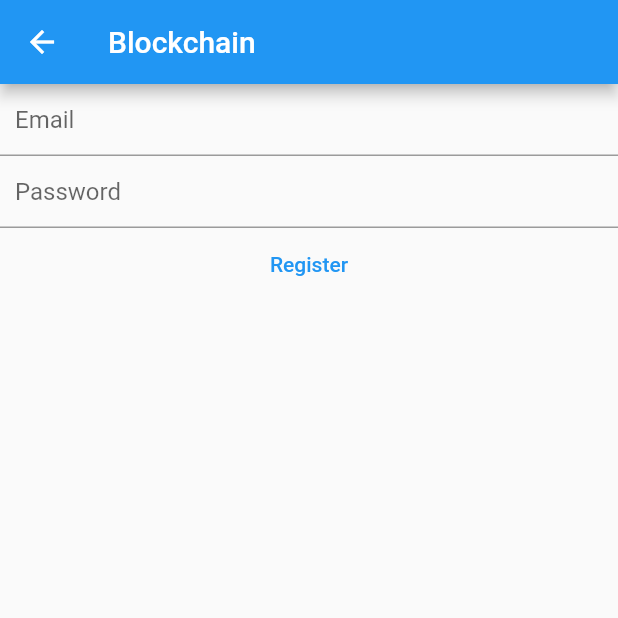
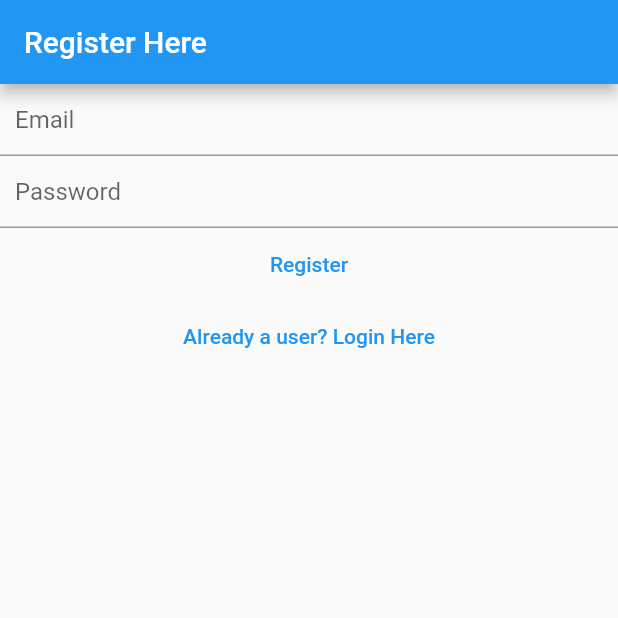
Before and after one commit to keshavsharma0017/loginui, a Flutter app: the RegisterView screen opened directly, on a phone screen of 412 x 824 dp, the top half of it. Run offline on Flutter 3.47's test engine with Material 2 defaults, Android fonts, the phone set to English and light mode, and no system bars; our stand-ins replace firebase_auth, firebase_core; accounts and stored records are empty.

Commit message:
linked partialy

```diff
--- a/login_UI/lib/views/register_view.dart
+++ b/login_UI/lib/views/register_view.dart
@@ -1,3 +1,5 @@
+// ignore_for_file: avoid_print
+
 import 'package:firebase_auth/firebase_auth.dart';
 import 'package:firebase_core/firebase_core.dart';
 import 'package:flutter/material.dart';
@@ -32,15 +34,8 @@
   Widget build(BuildContext context) {
     return Scaffold(
         // future: Firebase.initializeApp(),
-      appBar: AppBar(title: const Text('Blockchain')),
-      body: FutureBuilder(
-        future: Firebase.initializeApp(
-          options: DefaultFirebaseOptions.currentPlatform,
-        ),
-        builder: (context, snapshot) {
-          switch (snapshot.connectionState) {
-            case ConnectionState.done:
-              return Column(
+        appBar: AppBar(title: const Text('Register Here')),
+        body: Column(
           mainAxisSize: MainAxisSize.min,
           children: <Widget>[
             TextFormField(
@@ -81,7 +76,6 @@
                       email: email,
                       password: password,
                     );
-                          // ignore: avoid_print
                     print(userCredential);
                   } on FirebaseAuthException catch (e) {
                     if (e.code == "weak-password") {
@@ -93,14 +87,15 @@
                     }
                   }
                 },
-                      child: const Text('Register'))
+                child: const Text('Register')),
+            TextButton(
+              onPressed: () async {
+                Navigator.of(context)
+                    .pushNamedAndRemoveUntil('/login/', (route) => false);
+              },
+              child: const Text("Already a user? Login Here"),
+            )
           ],
-              );
-            default:
-              return const Text('loading');
-          }
-        },
-      ),
-    );
+        ));
   }
 }
```
Also changed, not shown: login_UI/lib/main.dart (+59 -35 lines), login_UI/lib/views/login_view.dart (+16 -20 lines). Lines whose indentation alone changed are shown as unchanged.
